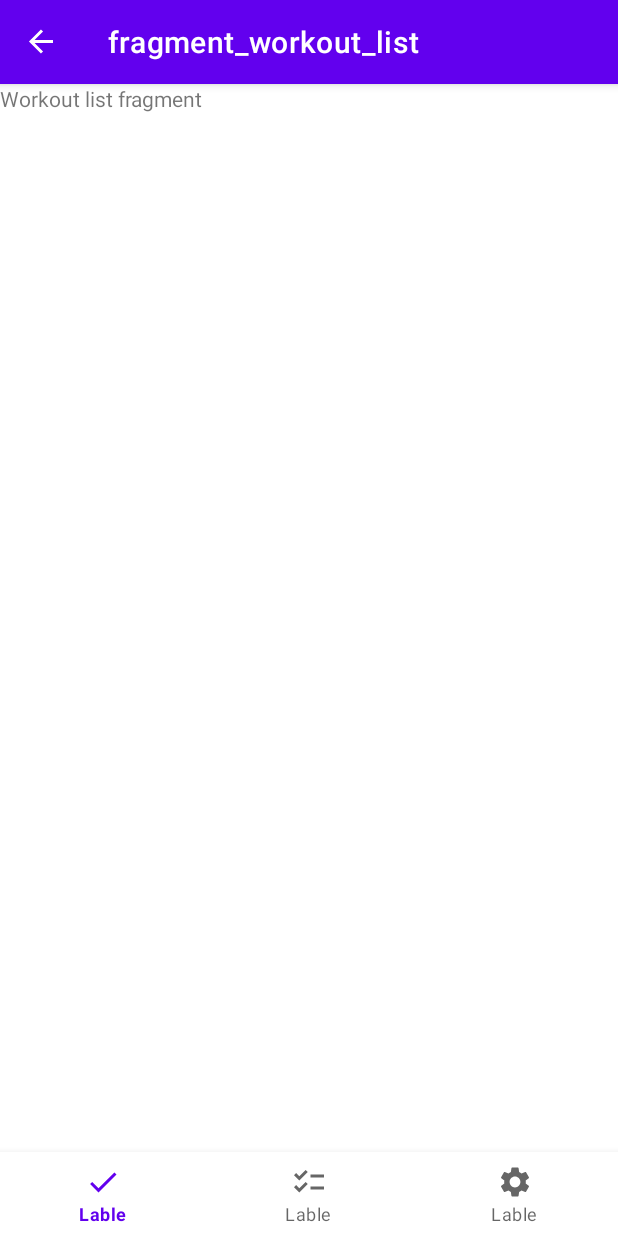
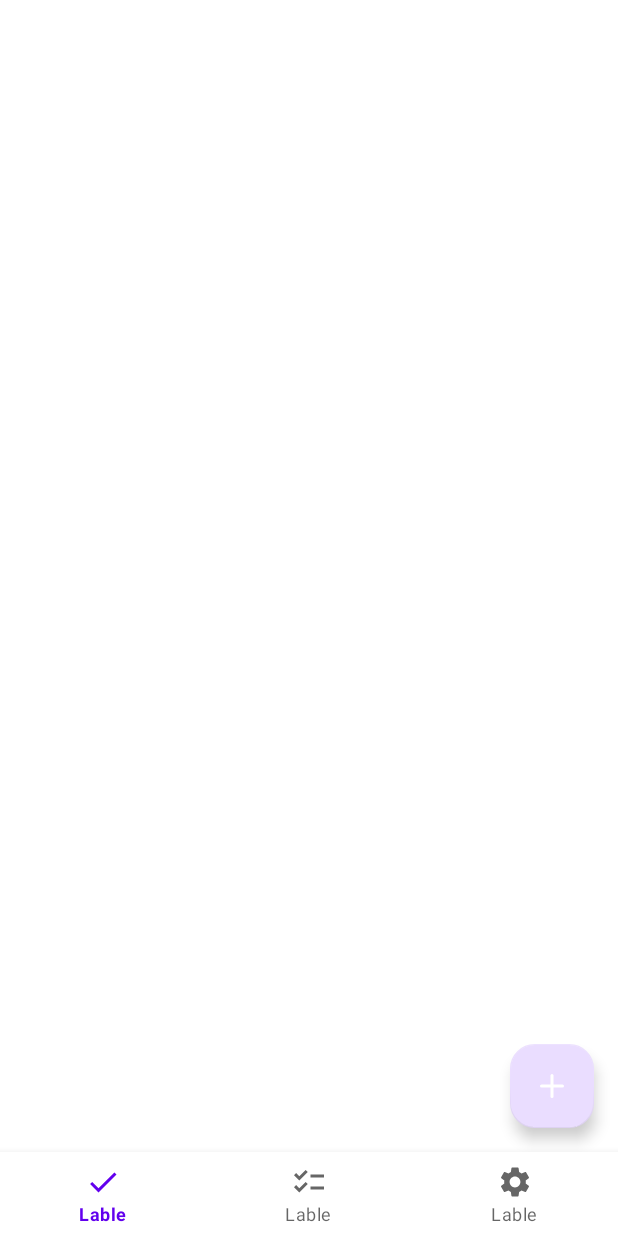
Before and after one commit to AppFitnessTeam/project-fitness-constructor, an Android app: the screen it shows after launch (MainActivity), on a phone screen of 412 x 824 dp. Run offline under Robolectric (Android 15) with nearby library versions, the phone set to English and light mode, and no system bars; our stand-ins replace Dagger/Hilt's generated code, navigation-ui.

Commit message:
fab attached

```diff
--- a/app/src/main/java/com/example/fitnessconstructor/ui/MainActivity.kt
+++ b/app/src/main/java/com/example/fitnessconstructor/ui/MainActivity.kt
@@ -40,6 +40,9 @@ class MainActivity : AppCompatActivity() {
 
         //bottom action bar
         bottomActionBarLaunch()
+
+        //remove action bar while launch app
+        supportActionBar?.hide()
 
     }
 
--- /dev/null
+++ b/app/src/main/res/drawable/ic_plus_fab.xml
@@ -0,0 +1,20 @@
+<vector xmlns:android="http://schemas.android.com/apk/res/android"
+    android:width="24dp"
+    android:height="24dp"
+    android:viewportWidth="24"
+    android:viewportHeight="24">
+    <path
+        android:fillColor="#FFFFFF"
+        android:pathData="M12,5L12,19"
+        android:strokeWidth="2"
+        android:strokeColor="#FFFFFF"
+        android:strokeLineCap="round"
+        android:strokeLineJoin="round" />
+    <path
+        android:fillColor="#FFFFFF"
+        android:pathData="M5,12L19,12"
+        android:strokeWidth="2"
+        android:strokeColor="#FFFFFF"
+        android:strokeLineCap="round"
+        android:strokeLineJoin="round" />
+</vector>
--- a/app/src/main/res/layout/fragment_workout_list.xml
+++ b/app/src/main/res/layout/fragment_workout_list.xml
@@ -1,15 +1,48 @@
 <?xml version="1.0" encoding="utf-8"?>
 <FrameLayout xmlns:android="http://schemas.android.com/apk/res/android"
-    xmlns:tools="http://schemas.android.com/tools"
+    xmlns:app="http://schemas.android.com/apk/res-auto"
+    android:id="@+id/epicRoot"
     android:layout_width="match_parent"
-    android:layout_height="match_parent"
-    tools:context=".ui.workoutlist.WorkoutListFragment">
+    android:layout_height="match_parent">
 
 
-    <TextView
+
+    <FrameLayout
+        android:id="@+id/transparent_background"
         android:layout_width="match_parent"
         android:layout_height="match_parent"
-        android:text="@string/workout_list_fragment" />
+        android:alpha="0"
+        android:animateLayoutChanges="true"
+        android:background="@android:color/white"
+        android:clickable="false" />
+
+    <FrameLayout
+        android:layout_width="match_parent"
+        android:layout_height="match_parent"
+        android:layout_marginTop="600dp">
+
+        <com.google.android.material.floatingactionbutton.FloatingActionButton
+            android:id="@+id/fab"
+            android:layout_width="wrap_content"
+            android:layout_height="wrap_content"
+            android:layout_gravity="bottom|end"
+            android:layout_marginEnd="16dp"
+            android:layout_marginBottom="16dp"
+            app:backgroundTint="@color/fab_color"
+            app:shapeAppearanceOverlay="@style/fab_square"
+            android:elevation="5dp" />
+
+        <ImageView
+            android:id="@+id/plusImageview"
+            android:layout_width="wrap_content"
+            android:layout_height="wrap_content"
+            android:layout_gravity="bottom|end"
+            android:layout_marginEnd="32dp"
+            android:layout_marginBottom="32dp"
+            android:elevation="10dp"
+            app:srcCompat="@drawable/ic_plus_fab" />
+
+    </FrameLayout>
 
 
 </FrameLayout>
--- a/app/src/main/res/values/colors.xml
+++ b/app/src/main/res/values/colors.xml
@@ -7,5 +7,6 @@
     <color name="teal_700">#FF018786</color>
     <color name="black">#FF000000</color>
     <color name="white">#FFFFFFFF</color>
+    <color name="fab_color">#EADDFF</color>
 
 </resources>
--- /dev/null
+++ b/app/src/main/res/values/style.xml
@@ -0,0 +1,11 @@
+<?xml version="1.0" encoding="utf-8"?>
+<resources>
+
+    //unique style for FAB
+    <style name="fab_square" parent="">
+        <item name="cornerFamily">rounded</item>
+        <item name="cornerSize">16dp</item>
+    </style>
+
+
+</resources>
```
